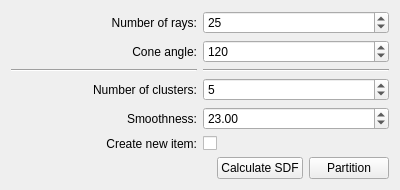
Qt form Polyhedron/demo/Polyhedron/Mesh_segmentation_widget.ui (CGAL/cgal) before a commit.
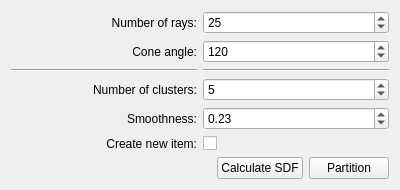
The same form after that commit.

Commit message: Change smoothness parameter 23 to 0.23 (limit it with 0-1)

```diff
--- a/Polyhedron/demo/Polyhedron/Mesh_segmentation_widget.ui
+++ b/Polyhedron/demo/Polyhedron/Mesh_segmentation_widget.ui
@@ -84,11 +84,14 @@
      </item>
      <item row="4" column="1" >
       <widget class="QDoubleSpinBox" name="Smoothness_spin_box" >
+       <property name="maximum" >
+        <double>1.000000000000000</double>
+       </property>
        <property name="singleStep" >
         <double>0.500000000000000</double>
        </property>
        <property name="value" >
-        <double>23.000000000000000</double>
+        <double>0.230000000000000</double>
        </property>
       </widget>
      </item>
```
Left out of the diff: 2 changed lines with no effect on the pictures.
